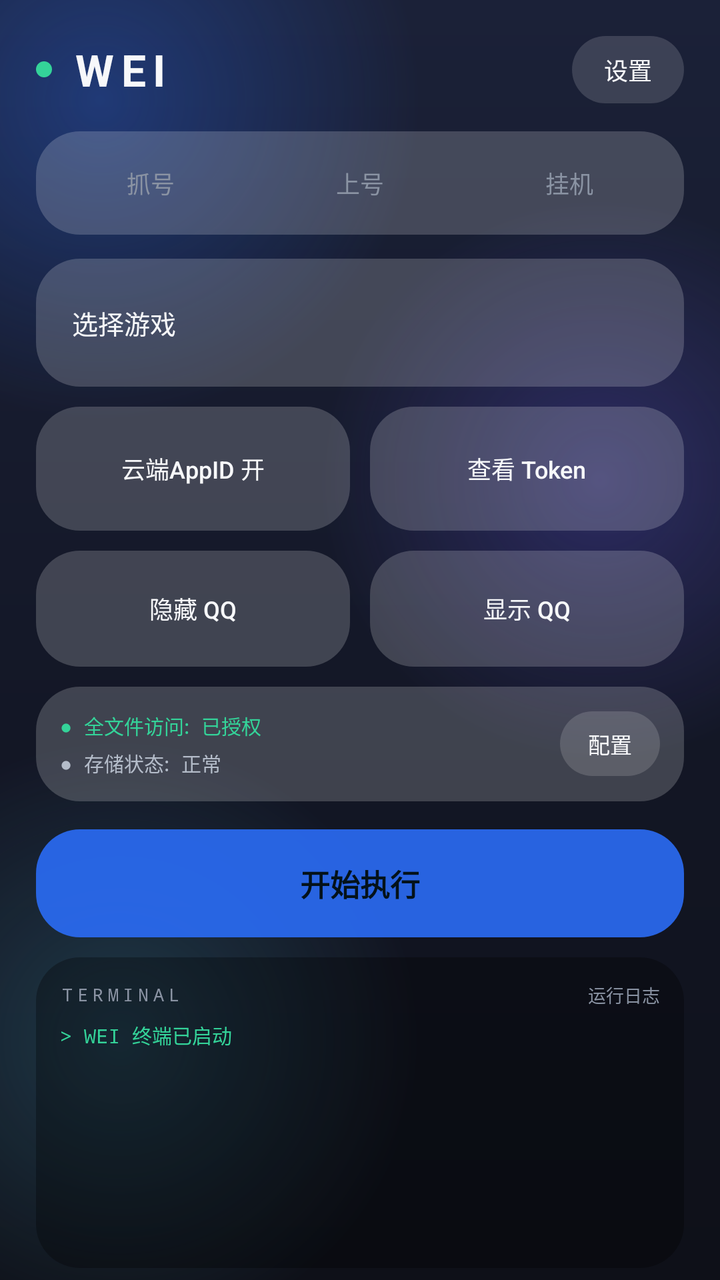
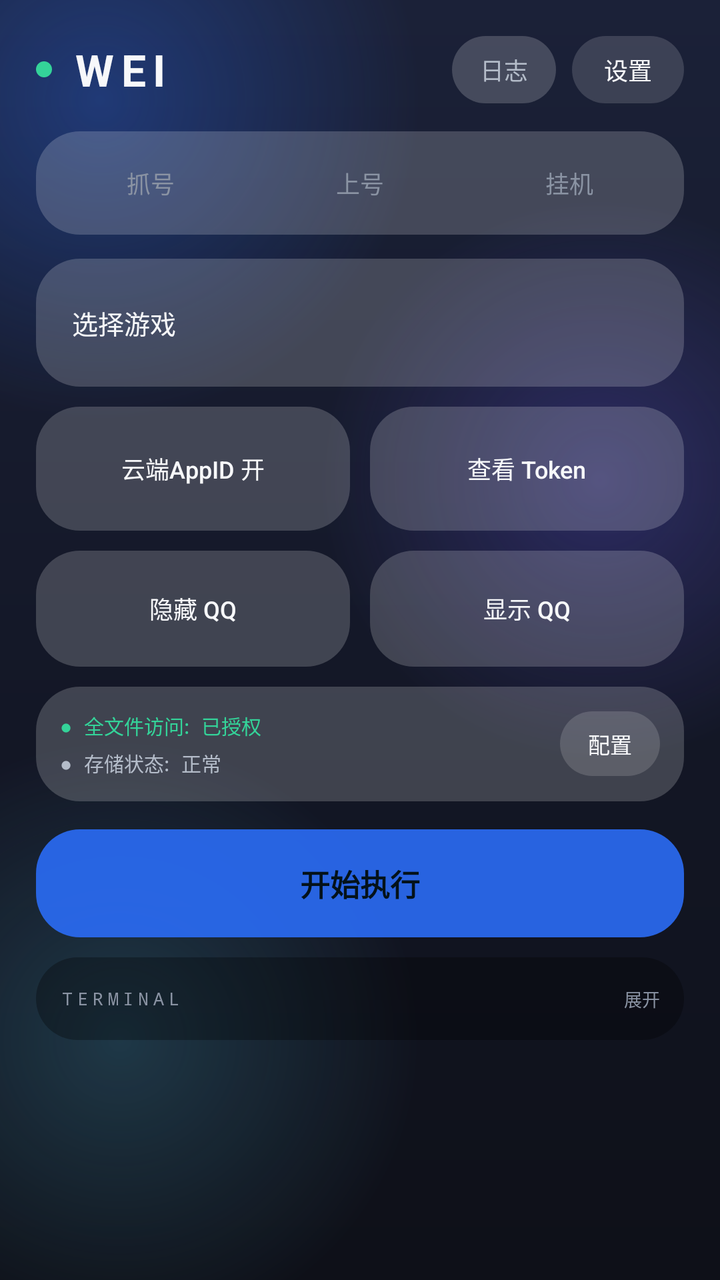

Screens rendered from an Android XML layout before and after an edit, with the pre-edit source and the edit as a unified diff.
<!-- AndroidManifest.xml: application theme AppTheme -->
<!-- res/layout/activity_main.xml -->
<?xml version="1.0" encoding="utf-8"?>
<FrameLayout xmlns:android="http://schemas.android.com/apk/res/android"
    android:layout_width="match_parent"
    android:layout_height="match_parent"
    android:background="@drawable/bg_window">
    <ImageView android:id="@+id/bg_custom" android:layout_width="match_parent" android:layout_height="match_parent" android:scaleType="centerCrop" android:visibility="gone" />
    <View android:id="@+id/bg_hue" android:layout_width="match_parent" android:layout_height="match_parent" android:background="#00000000" />
    <View android:id="@+id/bg_glass" android:layout_width="match_parent" android:layout_height="match_parent" android:background="#00000000" />

    <LinearLayout
        android:layout_width="match_parent"
        android:layout_height="match_parent"
        android:orientation="vertical"
        android:fitsSystemWindows="true"
        android:paddingLeft="18dp"
        android:paddingRight="18dp">

        
        <LinearLayout
            android:layout_width="match_parent"
            android:layout_height="wrap_content"
            android:orientation="horizontal"
            android:gravity="center_vertical"
            android:paddingTop="18dp"
            android:paddingBottom="14dp">
            <View
                android:layout_width="8dp"
                android:layout_height="8dp"
                android:background="@drawable/dot_green" />
            <TextView
                android:layout_width="0dp"
                android:layout_height="wrap_content"
                android:layout_weight="1"
                android:layout_marginStart="10dp"
                android:text="WEI"
                android:textSize="22sp"
                android:textStyle="bold"
                android:textColor="@color/text_primary"
                android:letterSpacing="0.16" />
            <Button
                android:id="@+id/btn_settings"
                android:layout_width="wrap_content"
                android:layout_height="wrap_content"
                android:text="设置"
                android:textSize="12sp"
                android:textColor="@color/text_primary"
                android:background="@drawable/glass_btn_secondary"
                android:tag="glass"
                android:textAllCaps="false"
                android:stateListAnimator="@null"
                android:paddingLeft="16dp"
                android:paddingRight="16dp"
                android:minWidth="0dp"
                android:minHeight="0dp"
                android:paddingTop="8dp"
                android:paddingBottom="8dp" />
        </LinearLayout>

        
        <RadioGroup
            android:id="@+id/mode_radio_group"
            android:layout_width="match_parent"
            android:layout_height="wrap_content"
            android:orientation="horizontal"
            android:background="@drawable/glass_card"
            android:tag="glass"
            android:padding="5dp"
            android:layout_marginBottom="12dp">
            <RadioButton
                android:id="@+id/radio_capture_mode"
                android:layout_width="0dp"
                android:layout_height="wrap_content"
                android:layout_weight="1"
                android:layout_margin="2dp"
                android:text="抓号"
                android:textSize="12sp"
                android:textColor="@color/seg_text"
                android:button="@null"
                android:background="@drawable/seg_item"
                android:gravity="center"
                android:paddingTop="10dp"
                android:paddingBottom="10dp" />
            <RadioButton
                android:id="@+id/radio_login_mode"
                android:layout_width="0dp"
                android:layout_height="wrap_content"
                android:layout_weight="1"
                android:layout_margin="2dp"
                android:text="上号"
                android:textSize="12sp"
                android:textColor="@color/seg_text"
                android:button="@null"
                android:background="@drawable/seg_item"
                android:gravity="center"
                android:paddingTop="10dp"
                android:paddingBottom="10dp" />
            <RadioButton
                android:id="@+id/radio_hang_up_mode"
                android:layout_width="0dp"
                android:layout_height="wrap_content"
                android:layout_weight="1"
                android:layout_margin="2dp"
                android:text="挂机"
                android:textSize="12sp"
                android:textColor="@color/seg_text"
                android:button="@null"
                android:background="@drawable/seg_item"
                android:gravity="center"
                android:paddingTop="10dp"
                android:paddingBottom="10dp" />
        </RadioGroup>

        
        <ScrollView
            android:layout_width="match_parent"
            android:layout_height="wrap_content"
            android:scrollbars="none"
            android:clipToPadding="false">
            <LinearLayout
                android:layout_width="match_parent"
                android:layout_height="wrap_content"
                android:orientation="vertical"
                android:paddingBottom="10dp">

                <Button
                    android:id="@+id/btn_select_game"
                    android:layout_width="match_parent"
                    android:layout_height="64dp"
                    android:text="选择游戏"
                    android:textSize="13sp"
                    android:textColor="@color/text_primary"
                    android:background="@drawable/glass_card"
                    android:tag="glass"
                    android:textAllCaps="false"
                    android:stateListAnimator="@null"
                    android:gravity="center_vertical|start"
                    android:paddingStart="18dp"
                    android:paddingEnd="18dp"
                    android:maxLines="1"
                    android:ellipsize="end"
                    android:minWidth="0dp"
                    android:minHeight="0dp"
                    android:layout_marginBottom="10dp" />

                <LinearLayout
                    android:layout_width="match_parent"
                    android:layout_height="wrap_content"
                    android:orientation="horizontal"
                    android:layout_marginBottom="10dp">
                    <Button
                        android:id="@+id/btn_cloud_appid"
                        android:layout_width="0dp"
                        android:layout_height="62dp"
                        android:layout_weight="1"
                        android:layout_marginEnd="5dp"
                        android:text="云端AppID 开"
                        android:textSize="12sp"
                        android:textColor="@color/text_primary"
                        android:background="@drawable/glass_card"
                        android:tag="glass"
                        android:textAllCaps="false"
                        android:stateListAnimator="@null"
                        android:gravity="center"
                        android:maxLines="2"
                        android:paddingLeft="8dp"
                        android:paddingRight="8dp"
                        android:minWidth="0dp"
                        android:minHeight="0dp" />
                    <Button
                        android:id="@+id/btn_view_token"
                        android:layout_width="0dp"
                        android:layout_height="62dp"
                        android:layout_weight="1"
                        android:layout_marginStart="5dp"
                        android:text="查看 Token"
                        android:textSize="12sp"
                        android:textColor="@color/text_primary"
                        android:background="@drawable/glass_card"
                        android:tag="glass"
                        android:textAllCaps="false"
                        android:stateListAnimator="@null"
                        android:gravity="center"
                        android:maxLines="2"
                        android:paddingLeft="8dp"
                        android:paddingRight="8dp"
                        android:minWidth="0dp"
                        android:minHeight="0dp" />
                </LinearLayout>

                <LinearLayout
                    android:layout_width="match_parent"
                    android:layout_height="wrap_content"
                    android:orientation="horizontal"
                    android:layout_marginBottom="10dp">
                    <Button
                        android:id="@+id/btn_hide"
                        android:layout_width="0dp"
                        android:layout_height="58dp"
                        android:layout_weight="1"
                        android:layout_marginEnd="5dp"
                        android:text="隐藏 QQ"
                        android:textSize="12sp"
                        android:textColor="@color/text_primary"
                        android:background="@drawable/glass_card"
                        android:tag="glass"
                        android:textAllCaps="false"
                        android:stateListAnimator="@null"
                        android:gravity="center"
                        android:minWidth="0dp"
                        android:minHeight="0dp" />
                    <Button
                        android:id="@+id/btn_show"
                        android:layout_width="0dp"
                        android:layout_height="58dp"
                        android:layout_weight="1"
                        android:layout_marginStart="5dp"
                        android:text="显示 QQ"
                        android:textSize="12sp"
                        android:textColor="@color/text_primary"
                        android:background="@drawable/glass_card"
                        android:tag="glass"
                        android:textAllCaps="false"
                        android:stateListAnimator="@null"
                        android:gravity="center"
                        android:minWidth="0dp"
                        android:minHeight="0dp" />
                </LinearLayout>

                <LinearLayout
                    android:layout_width="match_parent"
                    android:layout_height="wrap_content"
                    android:orientation="horizontal"
                    android:background="@drawable/glass_card"
                    android:tag="glass"
                    android:padding="12dp"
                    android:gravity="center_vertical">
                    <LinearLayout
                        android:layout_width="0dp"
                        android:layout_height="wrap_content"
                        android:layout_weight="1"
                        android:orientation="vertical">
                        <TextView
                            android:id="@+id/txt_storage_permission_status"
                            android:layout_width="match_parent"
                            android:layout_height="wrap_content"
                            android:text="● 全文件访问: 已授权"
                            android:textSize="10sp"
                            android:textColor="@color/accent_green"
                            android:fontFamily="monospace"
                            android:maxLines="1"
                            android:ellipsize="end"
                            android:layout_marginBottom="4dp" />
                        <TextView
                            android:id="@+id/txt_directory_status"
                            android:layout_width="match_parent"
                            android:layout_height="wrap_content"
                            android:text="● 存储状态: 正常"
                            android:textSize="10sp"
                            android:textColor="@color/text_secondary"
                            android:fontFamily="monospace"
                            android:maxLines="1"
                            android:ellipsize="end" />
                    </LinearLayout>
                    <Button
                        android:id="@+id/btn_select_directory"
                        android:layout_width="wrap_content"
                        android:layout_height="wrap_content"
                        android:layout_marginStart="10dp"
                        android:text="配置"
                        android:textSize="11sp"
                        android:textColor="@color/text_primary"
                        android:background="@drawable/glass_btn_secondary"
                        android:tag="glass"
                        android:textAllCaps="false"
                        android:stateListAnimator="@null"
                        android:paddingLeft="14dp"
                        android:paddingRight="14dp"
                        android:paddingTop="8dp"
                        android:paddingBottom="8dp"
                        android:minWidth="0dp"
                        android:minHeight="0dp" />
                </LinearLayout>
            </LinearLayout>
        </ScrollView>

        
        <Button
            android:id="@+id/btn_start"
            android:layout_width="match_parent"
            android:layout_height="54dp"
            android:text="开始执行"
            android:textSize="15sp"
            android:textStyle="bold"
            android:textColor="#04121A"
            android:background="@drawable/glass_btn_primary"
            android:tag="glass"
            android:textAllCaps="false"
            android:stateListAnimator="@null"
            android:minWidth="0dp"
            android:minHeight="0dp"
            android:layout_marginTop="4dp"
            android:layout_marginBottom="10dp" />

        
        <LinearLayout
            android:id="@+id/card_log"
            android:layout_width="match_parent"
            android:layout_height="0dp"
            android:layout_weight="1"
            android:minHeight="120dp"
            android:orientation="vertical"
            android:background="@drawable/bg_log"
            android:tag="glass"
            android:padding="12dp"
            android:layout_marginBottom="6dp">
            <LinearLayout
                android:layout_width="match_parent"
                android:layout_height="wrap_content"
                android:orientation="horizontal"
                android:gravity="center_vertical"
                android:layout_marginBottom="6dp">
                <TextView
                    android:layout_width="0dp"
                    android:layout_height="wrap_content"
                    android:layout_weight="1"
                    android:text="TERMINAL"
                    android:textSize="9sp"
                    android:textColor="@color/text_muted"
                    android:fontFamily="monospace"
                    android:letterSpacing="0.25" />
                <TextView
                    android:layout_width="wrap_content"
                    android:layout_height="wrap_content"
                    android:text="运行日志"
                    android:textSize="9sp"
                    android:textColor="@color/text_muted"
                    android:fontFamily="monospace" />
            </LinearLayout>
            <ScrollView
                android:id="@+id/scroll_log"
                android:layout_width="match_parent"
                android:layout_height="0dp"
                android:layout_weight="1"
                android:scrollbars="vertical">
                <TextView
                    android:id="@+id/tv_log"
                    android:fontFeatureSettings="tnum"
                    android:breakStrategy="balanced"
                    android:hyphenationFrequency="none"
                    android:layout_width="match_parent"
                    android:layout_height="wrap_content"
                    android:text="> WEI 终端已启动"
                    android:textColor="@color/accent_green"
                    android:textSize="10sp"
                    android:fontFamily="monospace"
                    android:lineSpacingExtra="4dp" />
            </ScrollView>
        </LinearLayout>
    </LinearLayout>
</FrameLayout>
<!-- resources referenced by this layout -->
<resources>
  <color name="accent_green">#34D399</color>
  <color name="text_muted">#8A93A3</color>
  <color name="text_primary">#F7F8FA</color>
  <color name="text_secondary">#B4BCC9</color>
  <!-- drawable bg_log (drawable) -->
  <?xml version="1.0" encoding="utf-8"?>
  <shape xmlns:android="http://schemas.android.com/apk/res/android" android:shape="rectangle">
      <solid android:color="#4D000000" />
      <corners android:radius="22dp" />
  </shape>
  <!-- drawable dot_green (drawable) -->
  <?xml version="1.0" encoding="utf-8"?>
  <shape xmlns:android="http://schemas.android.com/apk/res/android" android:shape="oval">
      <solid android:color="#34D399" />
      <size android:width="8dp" android:height="8dp" />
  </shape>
  <!-- drawable glass_btn_primary (drawable) -->
  <?xml version="1.0" encoding="utf-8"?>
  <shape xmlns:android="http://schemas.android.com/apk/res/android" android:shape="rectangle">
      <solid android:color="#E62B6CF6" />
      <corners android:radius="22dp" />
  </shape>
  <!-- drawable glass_btn_secondary (drawable) -->
  <?xml version="1.0" encoding="utf-8"?>
  <shape xmlns:android="http://schemas.android.com/apk/res/android" android:shape="rectangle">
      <solid android:color="#26FFFFFF" />
      <corners android:radius="22dp" />
  </shape>
  <!-- drawable glass_card (drawable) -->
  <?xml version="1.0" encoding="utf-8"?>
  <shape xmlns:android="http://schemas.android.com/apk/res/android" android:shape="rectangle">
      <solid android:color="#30FFFFFF" />
      <corners android:radius="22dp" />
  </shape>
  <!-- drawable seg_item (drawable) -->
  <?xml version="1.0" encoding="utf-8"?>
  <selector xmlns:android="http://schemas.android.com/apk/res/android">
      <item android:state_checked="true">
          <shape android:shape="rectangle">
              <solid android:color="#3D2B6CF6" />
              <stroke android:width="1dp" android:color="#662B6CF6" />
              <corners android:radius="18dp" />
          </shape>
      </item>
      <item>
          <shape android:shape="rectangle">
              <solid android:color="#00000000" />
              <corners android:radius="18dp" />
          </shape>
      </item>
  </selector>
  <style name="AppTheme" parent="Theme.AppCompat.NoActionBar">
          <item name="colorPrimary">@color/bg_primary</item>
          <item name="colorPrimaryDark">@color/bg_primary</item>
          <item name="colorAccent">@color/accent_cyan</item>
          <item name="android:windowBackground">@drawable/bg_window</item>
          <item name="android:textColorPrimary">@color/text_primary</item>
          <item name="android:textColorSecondary">@color/text_secondary</item>
          <item name="android:windowAnimationStyle">@style/AppWindowAnim</item>
      </style>
  <color name="bg_primary">#0E1018</color>
  <color name="accent_cyan">#2B6CF6</color>
  <style name="AppWindowAnim">
          <item name="android:activityOpenEnterAnimation">@anim/slide_in_right</item>
          <item name="android:activityOpenExitAnimation">@anim/fade_out</item>
          <item name="android:activityCloseEnterAnimation">@anim/fade_in</item>
          <item name="android:activityCloseExitAnimation">@anim/slide_out_right</item>
      </style>
  <!-- unchanged entries left out for length: 1 -->
</resources>

<!-- the commit's change to res/layout/activity_main.xml (unified diff, before → after) -->
@@ -37,6 +37,20 @@
                 android:textStyle="bold"
                 android:textColor="@color/text_primary"
                 android:letterSpacing="0.16" />
+            <TextView
+                android:id="@+id/btn_log_toggle"
+                android:layout_width="wrap_content"
+                android:layout_height="wrap_content"
+                android:text="日志"
+                android:textSize="12sp"
+                android:textColor="@color/text_secondary"
+                android:background="@drawable/glass_card"
+                android:tag="glass"
+                android:paddingLeft="14dp"
+                android:paddingRight="14dp"
+                android:paddingTop="8dp"
+                android:paddingBottom="8dp"
+                android:layout_marginEnd="8dp" />
             <Button
                 android:id="@+id/btn_settings"
                 android:layout_width="wrap_content"
@@ -305,33 +319,46 @@
         <LinearLayout
             android:id="@+id/card_log"
             android:layout_width="match_parent"
-            android:layout_height="0dp"
-            android:layout_weight="1"
-            android:minHeight="120dp"
+            android:layout_height="wrap_content"
             android:orientation="vertical"
             android:background="@drawable/bg_log"
             android:tag="glass"
             android:padding="12dp"
             android:layout_marginBottom="6dp">
             <LinearLayout
+                android:id="@+id/row_log_header"
                 android:layout_width="match_parent"
                 android:layout_height="wrap_content"
                 android:orientation="horizontal"
                 android:gravity="center_vertical"
-                android:layout_marginBottom="6dp">
+                android:paddingTop="2dp"
+                android:paddingBottom="2dp">
                 <TextView
-                    android:layout_width="0dp"
-                    android:layout_height="wrap_content"
-                    android:layout_weight="1"
+                    android:layout_width="wrap_content"
+                    android:layout_height="wrap_content"
                     android:text="TERMINAL"
                     android:textSize="9sp"
                     android:textColor="@color/text_muted"
                     android:fontFamily="monospace"
                     android:letterSpacing="0.25" />
                 <TextView
+                    android:id="@+id/tv_log_last"
+                    android:layout_width="0dp"
+                    android:layout_height="wrap_content"
+                    android:layout_weight="1"
+                    android:layout_marginStart="8dp"
+                    android:layout_marginEnd="8dp"
+                    android:text=""
+                    android:textSize="9sp"
+                    android:textColor="@color/accent_green"
+                    android:fontFamily="monospace"
+                    android:singleLine="true"
+                    android:ellipsize="start" />
+                <TextView
+                    android:id="@+id/tv_log_chevron"
                     android:layout_width="wrap_content"
                     android:layout_height="wrap_content"
-                    android:text="运行日志"
+                    android:text="展开"
                     android:textSize="9sp"
                     android:textColor="@color/text_muted"
                     android:fontFamily="monospace" />
@@ -341,6 +368,8 @@
                 android:layout_width="match_parent"
                 android:layout_height="0dp"
                 android:layout_weight="1"
+                android:visibility="gone"
+                android:layout_marginTop="6dp"
                 android:scrollbars="vertical">
                 <TextView
                     android:id="@+id/tv_log"
